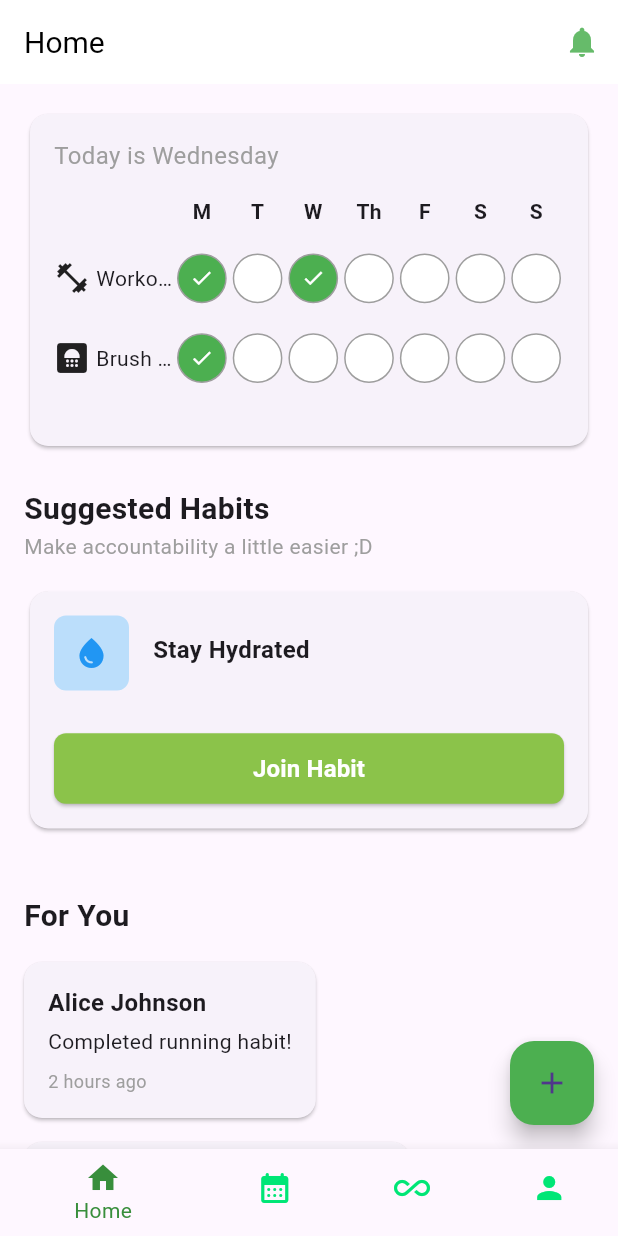
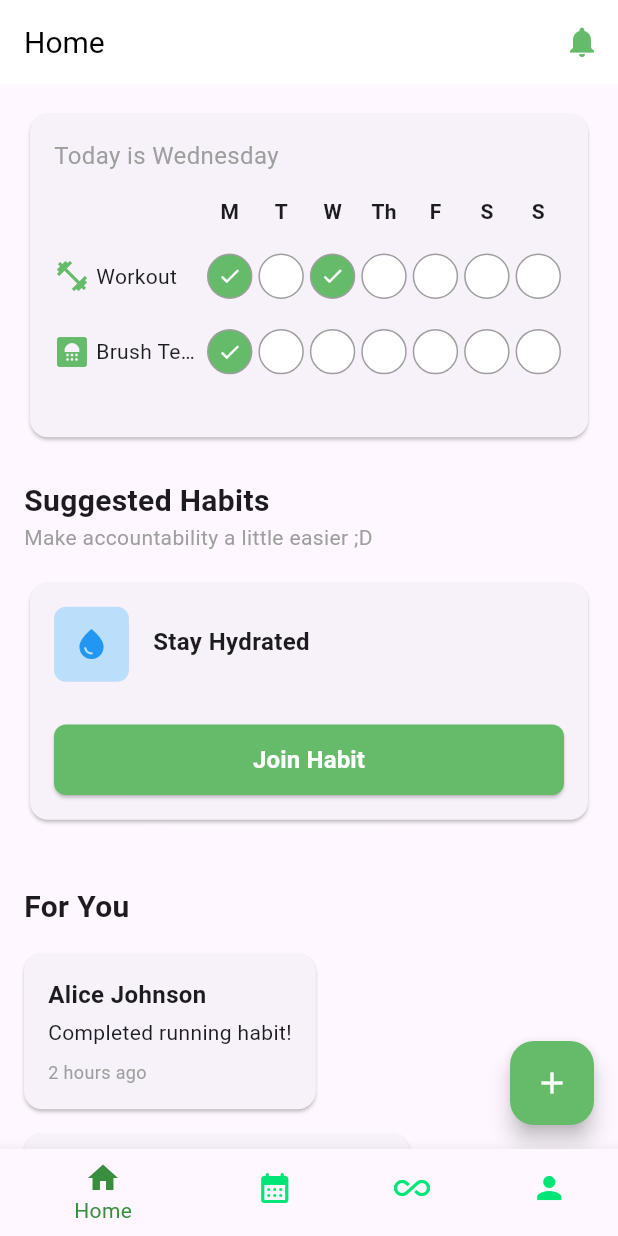
Before and after one commit to uhabit-cs320/uhabit-app, a Flutter app: the screen it shows after launch, on a phone screen of 412 x 824 dp. Run offline on Flutter 3.47's test engine with Material 3 defaults, Android fonts, the phone set to English and light mode, and no system bars.

Commit message:
Update HomeScreen.dart

```diff
--- a/lib/HomeScreen.dart
+++ b/lib/HomeScreen.dart
@@ -32,8 +32,7 @@ class _HomeScreenState extends State<HomeScreen> {
     },
     {
       'name': 'Bob Smith',
-      'message':
-          'Achieved a habit streak of 30 days!',
+      'message': 'Achieved a habit streak of 30 days!',
       'date': '3 hours ago',
     },
     {
@@ -125,8 +124,8 @@ class _HomeScreenState extends State<HomeScreen> {
       ),
       floatingActionButton: FloatingActionButton(
         onPressed: _showAddHabitDialog,
-        backgroundColor: Colors.green,
-        child: const Icon(Icons.add),
+        backgroundColor: Colors.green[400],
+        child: const Icon(Icons.add, color: Colors.white),
       ),
     );
   }
@@ -153,7 +152,7 @@ class _HomeScreenState extends State<HomeScreen> {
             // Days of week header
             Row(
               children: [
-                const SizedBox(width: 80), // Space for habit name
+                const SizedBox(width: 100), // Space for habit name
                 ...List.generate(7, (index) {
                   return Expanded(
                     child: Center(
@@ -184,10 +183,10 @@ class _HomeScreenState extends State<HomeScreen> {
       child: Row(
         children: [
           SizedBox(
-            width: 80,
+            width: 100,
             child: Row(
               children: [
-                Icon(habit['icon']),
+                Icon(habit['icon'], color: Colors.green[400]),
                 const SizedBox(width: 4),
                 Expanded(
                   child: Text(
@@ -215,7 +214,8 @@ class _HomeScreenState extends State<HomeScreen> {
                       color: Colors.grey,
                       width: 1,
                     ),
-                    color: habit['days'][index] ? Colors.green : Colors.white,
+                    color:
+                        habit['days'][index] ? Colors.green[400] : Colors.white,
                   ),
                   child: AspectRatio(
                     aspectRatio: 1,
@@ -277,7 +277,7 @@ class _HomeScreenState extends State<HomeScreen> {
             ElevatedButton(
               onPressed: () {},
               style: ElevatedButton.styleFrom(
-                backgroundColor: Colors.green,
+                backgroundColor: Colors.green[400],
                 minimumSize: const Size(double.infinity, 48),
                 shape: RoundedRectangleBorder(
                   borderRadius: BorderRadius.circular(8),
@@ -368,7 +368,7 @@ class _HomeScreenState extends State<HomeScreen> {
               child: ElevatedButton(
                 onPressed: () {},
                 style: ElevatedButton.styleFrom(
-                  backgroundColor: Colors.lightGreen,
+                  backgroundColor: Colors.green[400],
                   padding: const EdgeInsets.symmetric(vertical: 12),
                   shape: RoundedRectangleBorder(
                     borderRadius: BorderRadius.circular(8),
@@ -389,6 +389,7 @@ class _HomeScreenState extends State<HomeScreen> {
       ),
     );
   }
+
 
   // New Method to Build the Posts Section
   Widget _buildPostsSection() {
```
